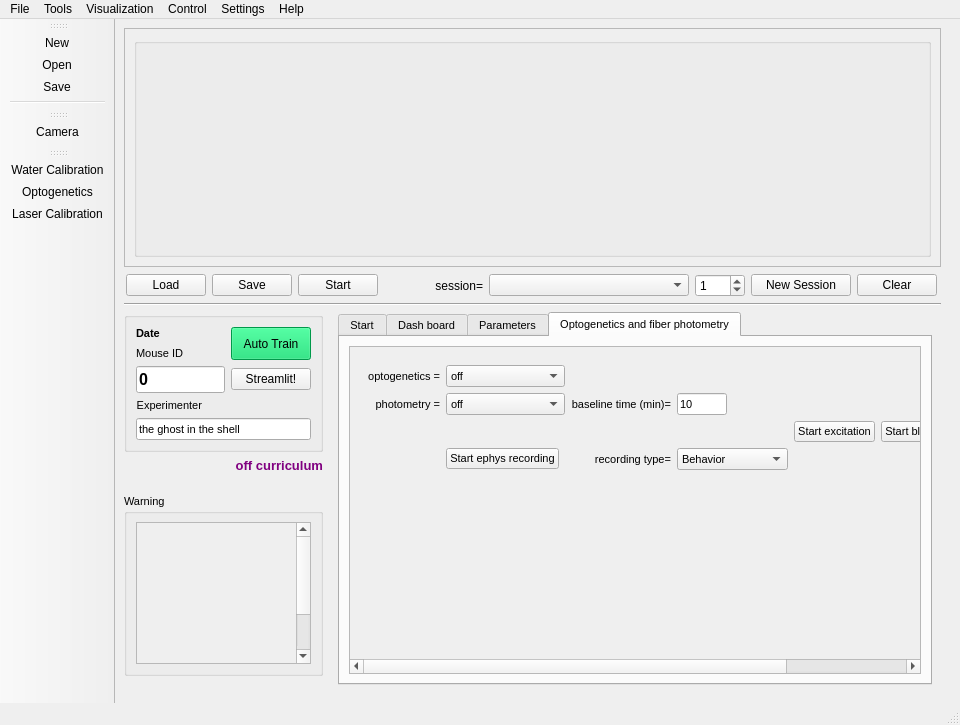
AllenNeuralDynamics/dynamic-foraging-task, file src/foraging_gui/ForagingGUI.ui: the form before one commit.
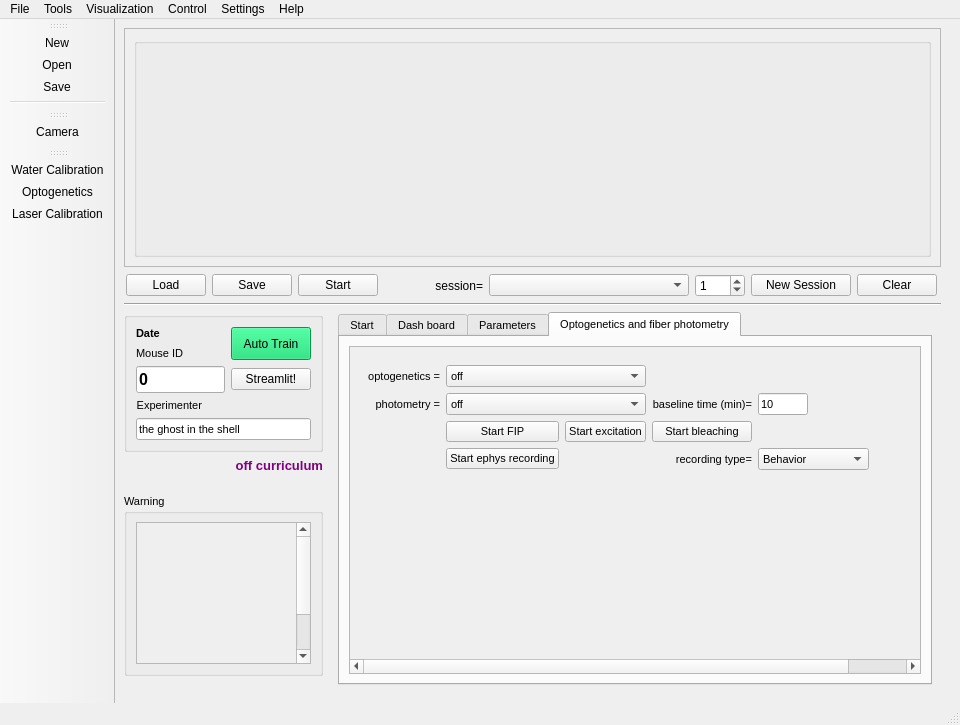
The form after the commit. Icons and pictures are not drawn.

Patch:
```diff
--- a/src/foraging_gui/ForagingGUI.ui
+++ b/src/foraging_gui/ForagingGUI.ui
@@ -4666,7 +4666,23 @@
                    <layout class="QHBoxLayout" name="horizontalLayout_15">
                     <item>
                      <layout class="QGridLayout" name="gridLayout_6">
-                      <item row="2" column="5">
+                      <item row="2" column="1">
+                       <widget class="QPushButton" name="StartFIP">
+                        <property name="sizePolicy">
+                         <sizepolicy hsizetype="Expanding" vsizetype="Expanding">
+                          <horstretch>0</horstretch>
+                          <verstretch>0</verstretch>
+                         </sizepolicy>
+                        </property>
+                        <property name="text">
+                         <string>Start FIP</string>
+                        </property>
+                        <property name="checkable">
+                         <bool>true</bool>
+                        </property>
+                       </widget>
+                      </item>
+                      <item row="2" column="2">
                        <widget class="QPushButton" name="StartExcitation">
                         <property name="sizePolicy">
                          <sizepolicy hsizetype="Expanding" vsizetype="Expanding">
@@ -4682,7 +4698,7 @@
                         </property>
                        </widget>
                       </item>
-                      <item row="2" column="6">
+                      <item row="2" column="3">
                        <widget class="QPushButton" name="StartBleaching">
                         <property name="sizePolicy">
                          <sizepolicy hsizetype="Expanding" vsizetype="Expanding">
```
